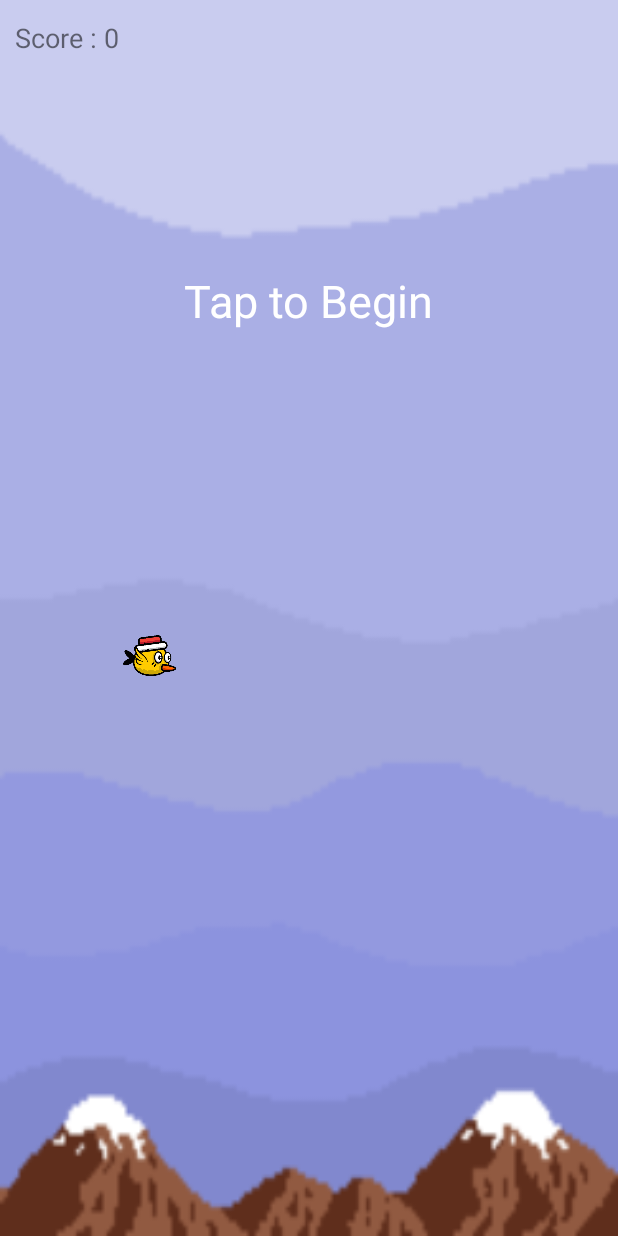
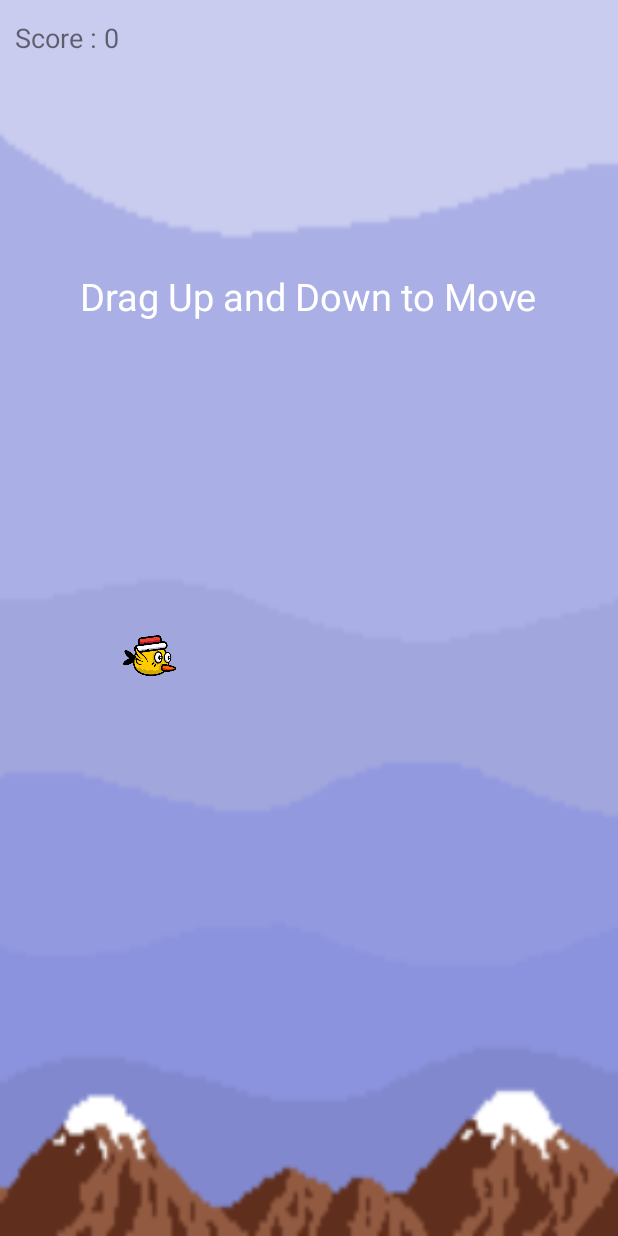
Before and after one commit to danielzyy/Pipe-Dodger, an Android app: the MainActivity screen opened directly, with no data from a screen before it, on a phone screen of 412 x 824 dp. Run offline under Robolectric (Android 15) with nearby library versions, the phone set to English and light mode, and no system bars.

```diff
--- a/AppDanielYe/app/src/main/res/layout/activity_main.xml
+++ b/AppDanielYe/app/src/main/res/layout/activity_main.xml
@@ -57,9 +57,10 @@
             android:id="@+id/startLabel"
             android:layout_width="wrap_content"
             android:layout_height="wrap_content"
-            android:text="Tap to Begin"
+            android:text="Drag Up and Down to Move"
+            android:textAlignment="center"
             android:textColor="#ffffff"
-            android:textSize="30sp"
+            android:textSize="25sp"
             android:layout_gravity="center_horizontal"
             android:layout_marginTop="130dp"/>
         <ImageView
```
